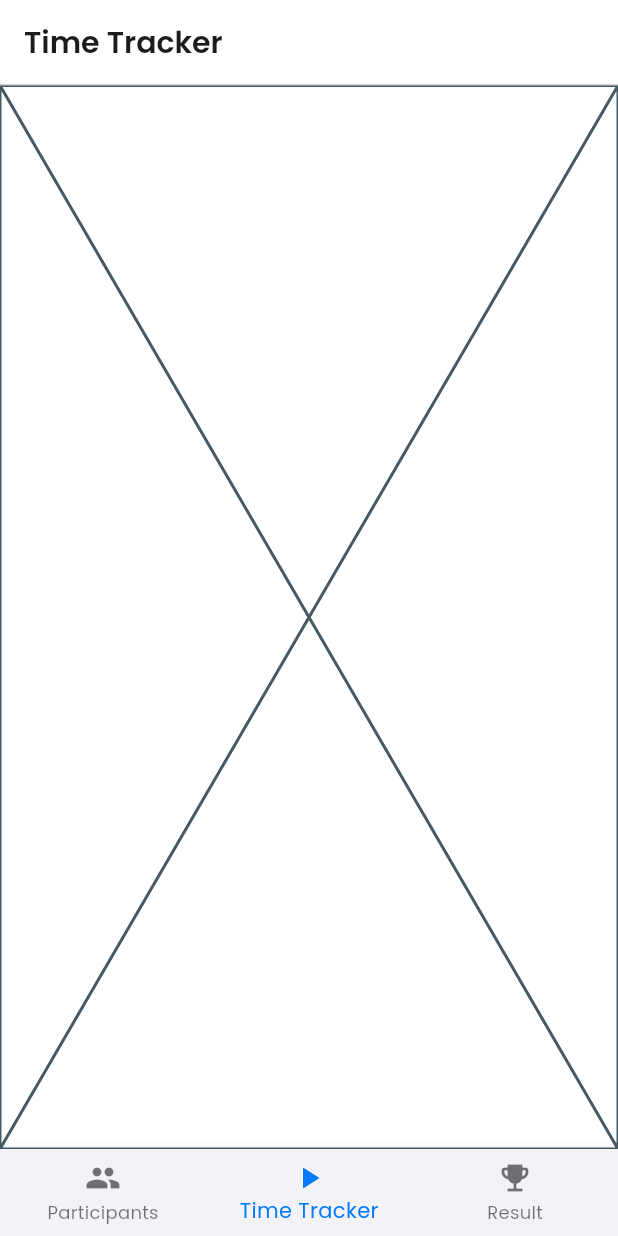
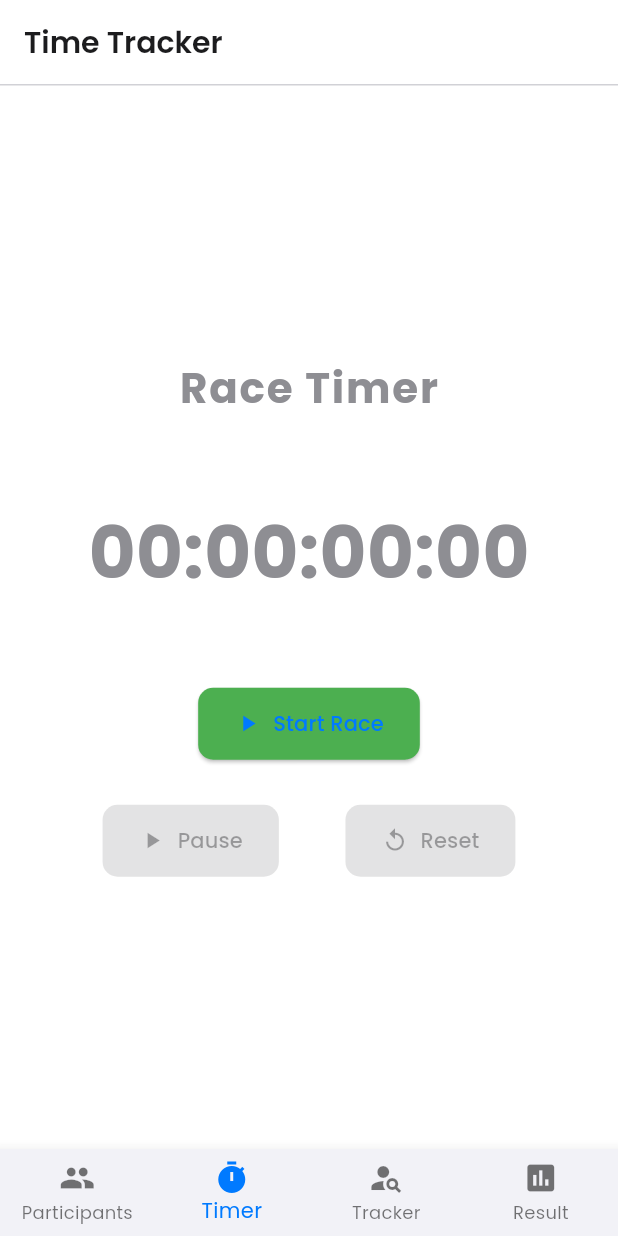
Before and after one commit to nangdypanhar/flutter-project, a Flutter app: the screen it shows after launch, item 2 of the bottom bar chosen, on a phone screen of 412 x 824 dp. Run offline on Flutter 3.47's test engine with Material 3 defaults, Android fonts, the phone set to English and light mode, and no system bars; our stand-ins replace logger; network calls fail.

Commit message:
SCRUM-33 Create time tracker screen (#16)
Co-authored-by: nangdypanhar <181545922+nangdypanhar@users.noreply.github.com>

```diff
--- a/lib/helper/time_format.dart
+++ b/lib/helper/time_format.dart
@@ -1,12 +1,26 @@
 import 'package:flutter_project/model/user.dart';
 
-String formatDuration(Duration duration) {
+String formatTotalTime(Duration duration) {
   final hours = duration.inHours;
   final minutes = duration.inMinutes % 60;
   final seconds = duration.inSeconds % 60;
 
   return '$hours:${minutes.toString().padLeft(2, '0')}:${seconds.toString().padLeft(2, '0')}';
   // Ex : 6:10:00
+}
+
+String formatDuration(Duration duration) {
+  final int hours = duration.inHours;
+  final int minutes = duration.inMinutes % 60;
+  final int seconds = duration.inSeconds % 60;
+  // Calculate centiseconds (1 centisecond = 10 milliseconds)
+  final int centiseconds = (duration.inMilliseconds ~/ 10) % 100;
+  return '${hours.toString().padLeft(2, '0')}:'
+      '${minutes.toString().padLeft(2, '0')}:'
+      '${seconds.toString().padLeft(2, '0')}:'
+      '${centiseconds.toString().padLeft(2, '0')}';
+
+  // Ex: 6:10:05:83
 }
 
 Duration? getTotalTimeFromHelper(User user) {
--- /dev/null
+++ b/lib/service/timer_service.dart
@@ -0,0 +1,61 @@
+import 'dart:async';
+import 'package:flutter/foundation.dart';
+import 'package:flutter_project/model/event.dart';
+import 'package:flutter_project/repository/event_repository.dart';
+
+class TimerService {
+  TimerService._internal();
+
+  static final TimerService _instance = TimerService._internal();
+  factory TimerService() => _instance;
+
+  final Stopwatch _stopwatch = Stopwatch();
+  Timer? _timer;
+
+  final ValueNotifier<Duration> elapsed = ValueNotifier(Duration.zero);
+  bool get isRunning => _stopwatch.isRunning;
+
+  DateTime? _startAt;
+  DateTime? _finishAt;
+  final EventRepository _eventRepository = EventRepository();
+
+  void start() {
+    _startAt = DateTime.now();
+    _stopwatch.reset();
+    _stopwatch.start();
+
+    elapsed.value = _stopwatch.elapsed;
+
+    _timer?.cancel();
+    _timer = Timer.periodic(const Duration(milliseconds: 10), (_) {
+      elapsed.value = _stopwatch.elapsed;
+    });
+  }
+
+  void pause() {
+    _timer?.cancel();
+    _stopwatch.stop();
+  }
+
+  void resume() {
+    if (!_stopwatch.isRunning && _stopwatch.elapsed > Duration.zero) {
+      _stopwatch.start();
+      _timer?.cancel();
+      _timer = Timer.periodic(const Duration(milliseconds: 10), (_) {
+        elapsed.value = _stopwatch.elapsed;
+      });
+    }
+  }
+
+  void finish() async {
+    reset();
+    _finishAt = DateTime.now();
+    await _eventRepository.add(Event(startAt: _startAt!, finishAt: _finishAt!));
+  }
+
+  void reset() {
+    pause();
+    _stopwatch.reset();
+    elapsed.value = Duration.zero;
+  }
+}
--- a/lib/view/home/home_view.dart
+++ b/lib/view/home/home_view.dart
@@ -1,7 +1,8 @@
 import 'package:flutter/material.dart';
 import 'package:flutter_project/view/participant/participant_view.dart';
 import 'package:flutter_project/view/result/result_view.dart';
-import 'package:flutter_project/view/time_stater/time_starter.dart';
+import 'package:flutter_project/view/participant_tracker/participant_tracker.dart';
+import 'package:flutter_project/view/time_tracker/time_tracker.dart';
 
 class HomeView extends StatefulWidget {
   const HomeView({super.key});
@@ -13,49 +14,62 @@ class HomeView extends StatefulWidget {
 class _HomeViewState extends State<HomeView> {
   int _selectedIndex = 0;
 
-  static final List<String> _title = ['Participants', 'Time Tracker', 'Result'];
-  static final List<Widget> _widgetOptions = [
+  static final List<String> _titles = [
+    'Participants',
+    'Time Tracker',
+    'Participant Tracker',
+    'Result',
+  ];
+
+  static final List<Widget> _screens = [
     ParticipantView(),
-    TimeStarter(),
+    TimeTracker(),
+    ParticipantTracker(),
     ResultView(),
   ];
 
   void _onItemTapped(int index) {
-    if (index == _selectedIndex) return;
-    setState(() {
-      _selectedIndex = index;
-    });
+    if (index != _selectedIndex) {
+      setState(() {
+        _selectedIndex = index;
+      });
+    }
   }
 
   @override
   Widget build(BuildContext context) {
     return Scaffold(
       appBar: AppBar(
-        title: Text(_title[_selectedIndex]),
+        title: Text(_titles[_selectedIndex]),
         bottom: PreferredSize(
           preferredSize: const Size.fromHeight(1.0),
-          child: Container(color: Color(0xFFD1D1D6), height: 1.0),
+          child: Container(height: 1.0, color: const Color(0xFFD1D1D6)),
         ),
       ),
       backgroundColor: Theme.of(context).scaffoldBackgroundColor,
-      body: _widgetOptions.elementAt(_selectedIndex),
+      body: _screens[_selectedIndex],
       bottomNavigationBar: BottomNavigationBar(
-        items: [
+        currentIndex: _selectedIndex,
+        onTap: _onItemTapped,
+        items: const [
           BottomNavigationBarItem(
             icon: Icon(Icons.people),
             label: "Participants",
           ),
           BottomNavigationBarItem(
-            icon: Icon(Icons.play_arrow),
-            label: "Time Tracker",
+            icon: Icon(Icons.timer),
+            label: "Timer",
           ),
           BottomNavigationBarItem(
-            icon: Icon(Icons.emoji_events),
+            icon: Icon(Icons.person_search),
+            label: "Tracker",
+          ),
+          BottomNavigationBarItem(
+            icon: Icon(Icons.assessment),
             label: "Result",
           ),
         ],
-        currentIndex: _selectedIndex,
-        onTap: _onItemTapped,
+        type: BottomNavigationBarType.fixed,
       ),
     );
   }
--- a/lib/view/result/local_widget/result_table.dart
+++ b/lib/view/result/local_widget/result_table.dart
@@ -45,7 +45,7 @@ class _ResultTable extends StatelessWidget {
                   ConstrainedBox(
                     constraints: BoxConstraints(maxWidth: 120),
                     child: Text(
-                      totalTime != null ? formatDuration(totalTime) : 'N/A',
+                      totalTime != null ? formatTotalTime(totalTime) : 'N/A',
                     ),
                   ),
                 ),
--- a/lib/view/time_stater/time_starter.dart
+++ /dev/null
@@ -1,10 +0,0 @@
-import 'package:flutter/material.dart';
-
-class TimeStarter extends StatelessWidget {
-  const TimeStarter({super.key});
-
-  @override
-  Widget build(BuildContext context) {
-    return const Placeholder();
-  }
-}
--- /dev/null
+++ b/lib/view/time_tracker/local_widget/tm_button.dart
@@ -0,0 +1,35 @@
+import 'package:flutter/material.dart';
+
+class TmButton extends StatelessWidget {
+  final IconData icon;
+  final String label;
+  final VoidCallback? onPressed;
+  final Color color;
+
+  const TmButton({
+    required this.icon,
+    required this.label,
+    this.onPressed,
+    required this.color,
+    super.key,
+  });
+
+  @override
+  Widget build(BuildContext context) {
+    return ElevatedButton.icon(
+      onPressed: onPressed,
+      icon: Icon(icon),
+      label: Text(label),
+      style: ElevatedButton.styleFrom(
+        backgroundColor: color,
+        padding: const EdgeInsets.symmetric(
+          horizontal: 24,
+          vertical: 14,
+        ),
+        shape: RoundedRectangleBorder(
+          borderRadius: BorderRadius.circular(10),
+        ),
+      ),
+    );
+  }
+}
--- /dev/null
+++ b/lib/view/time_tracker/time_tracker.dart
@@ -0,0 +1,117 @@
+import 'package:flutter/material.dart';
+import 'package:flutter_project/helper/time_format.dart';
+import 'package:flutter_project/service/timer_service.dart';
+import 'package:flutter_project/view/time_tracker/local_widget/tm_button.dart';
+
+class TimeTracker extends StatefulWidget {
+  const TimeTracker({super.key});
+
+  @override
+  State<TimeTracker> createState() => _TimeTrackerState();
+}
+
+class _TimeTrackerState extends State<TimeTracker> {
+  final TimerService _timerService = TimerService();
+  bool isStarted = false;
+
+  String get _pauseResumeLabel {
+    if (_timerService.isRunning) return "Pause";
+    return _timerService.elapsed.value > Duration.zero ? "Resume" : "Pause";
+  }
+
+  void _handleStartOrFinish() {
+    if (!isStarted) {
+      _timerService.start();
+    } else {
+      _timerService.finish();
+    }
+    setState(() => isStarted = !isStarted);
+  }
+
+  @override
+  Widget build(BuildContext context) {
+    return Padding(
+      padding: const EdgeInsets.symmetric(horizontal: 24, vertical: 32),
+      child: Column(
+        mainAxisAlignment: MainAxisAlignment.center,
+        children: [
+          const Text(
+            "Race Timer",
+            style: TextStyle(
+              fontSize: 28,
+              fontWeight: FontWeight.bold,
+              letterSpacing: 1.2,
+            ),
+          ),
+          const SizedBox(height: 40),
+
+          Container(
+            width: 350,
+            height: 100,
+            alignment: Alignment.center,
+            child: ValueListenableBuilder<Duration>(
+              valueListenable: _timerService.elapsed,
+              builder: (context, duration, _) {
+                return Text(
+                  formatDuration(duration),
+                  style: const TextStyle(
+                    fontSize: 48,
+                    fontWeight: FontWeight.bold,
+                  ),
+                );
+              },
+            ),
+          ),
+          const SizedBox(height: 40),
+
+          TmButton(
+            icon: isStarted ? Icons.stop : Icons.play_arrow,
+            label: isStarted ? "Finish Race" : "Start Race",
+            onPressed: _handleStartOrFinish,
+            color: isStarted ? Colors.red : Colors.green,
+          ),
+          const SizedBox(height: 30),
+
+          ValueListenableBuilder<Duration>(
+            valueListenable: _timerService.elapsed,
+            builder: (context, duration, _) {
+              final isDisabled = duration == Duration.zero;
+
+              return Row(
+                mainAxisAlignment: MainAxisAlignment.spaceEvenly,
+                children: [
+                  TmButton(
+                    icon: _timerService.isRunning ? Icons.pause : Icons.play_arrow,
+                    label: _pauseResumeLabel,
+                    onPressed: isDisabled
+                        ? null
+                        : () {
+                            if (_timerService.isRunning) {
+                              _timerService.pause();
+                            } else {
+                              _timerService.resume();
+                            }
+                            setState(() {});
+                          },
+                    color: Colors.orange,
+                  ),
+                  TmButton(
+                    icon: Icons.replay,
+                    label: "Reset",
+                    onPressed: isDisabled
+                        ? null
+                        : () {
+                            _timerService.reset();
+                            setState(() => isStarted = false);
+                          },
+                    color: Colors.blueGrey,
+                  ),
+                ],
+              );
+            },
+          ),
+        ],
+      ),
+    );
+  }
+}
```
Also changed, not shown: lib/dto/event_dto.dart (+9 -2 lines), lib/repository/event_repository.dart (added, +30 -0 lines), lib/view/participant_tracker/participant_tracker.dart (added, +204 -0 lines).
